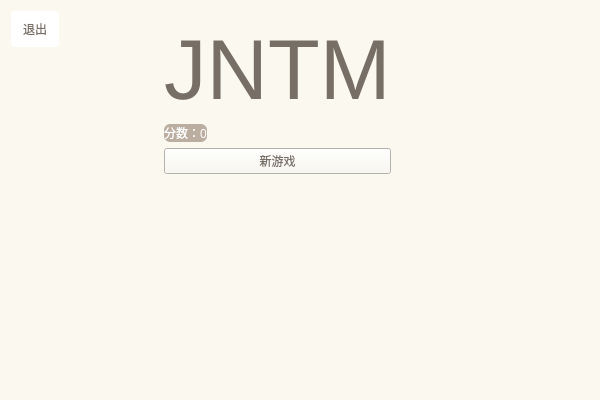
Before: the Qt Designer form mainwindow.ui in ZKLlab/cxk-2048-cpp, drawn with Qt 5.
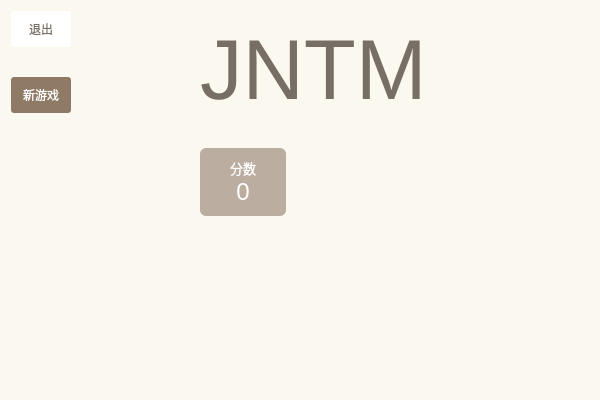
After: the same form once the commit is applied.

Commit message: Update: 调整新游戏按钮的位置防止误触

Diff of the .ui file:
```diff
--- a/mainwindow.ui
+++ b/mainwindow.ui
@@ -36,8 +36,20 @@
     </property>
     <item>
      <layout class="QVBoxLayout" name="verticalLayout_1">
+      <property name="spacing">
+       <number>30</number>
+      </property>
       <item>
        <widget class="QPushButton" name="exitButton">
+        <property name="sizePolicy">
+         <sizepolicy hsizetype="Minimum" vsizetype="Fixed">
+          <horstretch>0</horstretch>
+          <verstretch>0</verstretch>
+         </sizepolicy>
+        </property>
+        <property name="cursor">
+         <cursorShape>PointingHandCursor</cursorShape>
+        </property>
         <property name="styleSheet">
          <string notr="true">background: white;
 border: none;
@@ -49,6 +61,29 @@
         </property>
        </widget>
       </item>
+      <item>
+       <widget class="QPushButton" name="newGameButton">
+        <property name="sizePolicy">
+         <sizepolicy hsizetype="Minimum" vsizetype="Fixed">
+          <horstretch>0</horstretch>
+          <verstretch>0</verstretch>
+         </sizepolicy>
+        </property>
+        <property name="cursor">
+         <cursorShape>PointingHandCursor</cursorShape>
+        </property>
+        <property name="styleSheet">
+         <string notr="true">background: #8f7a66;
+color: white;
+border: none;
+border-radius: 3px;
+padding: 9px 12px;</string>
+        </property>
+        <property name="text">
+         <string>新游戏</string>
+        </property>
+       </widget>
+      </item>
       <item>
        <spacer name="verticalSpacer">
         <property name="orientation">
@@ -78,13 +113,14 @@
      </spacer>
     </item>
     <item>
-     <layout class="QVBoxLayout" name="verticalLayout_2">
-      <property name="rightMargin">
-       <number>100</number>
-      </property>
-      <item>
        <widget class="QWidget" name="gameInfo" native="true">
         <layout class="QVBoxLayout" name="verticalLayout_3">
+       <property name="spacing">
+        <number>30</number>
+       </property>
+       <property name="rightMargin">
+        <number>50</number>
+       </property>
          <item>
           <widget class="QLabel" name="title">
            <property name="sizePolicy">
@@ -104,7 +140,7 @@
           </widget>
          </item>
          <item>
-          <widget class="QLabel" name="score">
+        <widget class="QWidget" name="scoreboard" native="true">
            <property name="sizePolicy">
             <sizepolicy hsizetype="Fixed" vsizetype="Fixed">
              <horstretch>0</horstretch>
@@ -114,24 +150,64 @@
            <property name="styleSheet">
             <string notr="true">background: #bbada0;
 color: white;
+border: none;
 border-radius: 6px;</string>
            </property>
+         <layout class="QVBoxLayout" name="verticalLayout_4">
+          <property name="spacing">
+           <number>0</number>
+          </property>
+          <property name="leftMargin">
+           <number>30</number>
+          </property>
+          <property name="topMargin">
+           <number>10</number>
+          </property>
+          <property name="rightMargin">
+           <number>30</number>
+          </property>
+          <property name="bottomMargin">
+           <number>10</number>
+          </property>
+          <item>
+           <widget class="QLabel" name="scoreLabel">
+            <property name="sizePolicy">
+             <sizepolicy hsizetype="Preferred" vsizetype="Fixed">
+              <horstretch>0</horstretch>
+              <verstretch>0</verstretch>
+             </sizepolicy>
+            </property>
+            <property name="styleSheet">
+             <string notr="true">font-size: 13px;</string>
+            </property>
            <property name="text">
-            <string>分数：0</string>
+             <string>分数</string>
            </property>
            <property name="alignment">
             <set>Qt::AlignCenter</set>
            </property>
-           <property name="margin">
-            <number>15</number>
-           </property>
           </widget>
          </item>
          <item>
-          <widget class="QPushButton" name="newGameButton">
+           <widget class="QLabel" name="score">
+            <property name="sizePolicy">
+             <sizepolicy hsizetype="Preferred" vsizetype="Fixed">
+              <horstretch>0</horstretch>
+              <verstretch>0</verstretch>
+             </sizepolicy>
+            </property>
+            <property name="styleSheet">
+             <string notr="true">font-size: 24px;</string>
+            </property>
            <property name="text">
-            <string>新游戏</string>
-           </property>
+             <string>0</string>
+            </property>
+            <property name="alignment">
+             <set>Qt::AlignCenter</set>
+            </property>
+           </widget>
+          </item>
+         </layout>
           </widget>
          </item>
          <item>
@@ -149,8 +225,6 @@
          </item>
         </layout>
        </widget>
-      </item>
-     </layout>
     </item>
     <item>
      <spacer name="horizontalSpacerRight">
```
Lines whose indentation alone changed are shown as unchanged. The commit also changes 1 other file.
